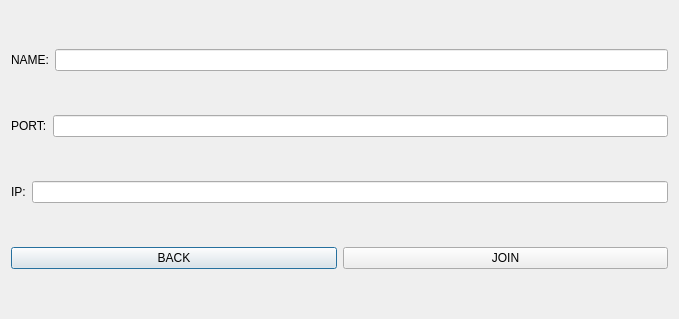
Before: the Qt Designer form MATFWars/join.ui in Divljo31/MATFWars, drawn with Qt 5.
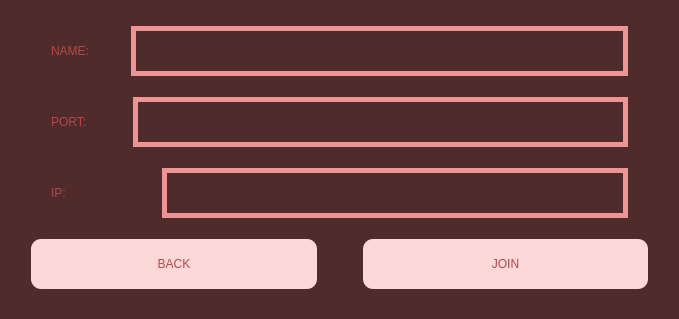
After: the same form once the commit is applied.

What changed in the file:
```diff
--- a/MATFWars/join.ui
+++ b/MATFWars/join.ui
@@ -13,65 +13,355 @@
   <property name="windowTitle">
    <string>MATFWars</string>
   </property>
+  <property name="styleSheet">
+   <string notr="true">background-color: rgb(79, 43, 43);</string>
+  </property>
   <layout class="QVBoxLayout" name="verticalLayout">
    <item>
     <layout class="QHBoxLayout" name="horizontalLayout">
+     <item>
+      <spacer name="horizontalSpacer">
+       <property name="orientation">
+        <enum>Qt::Horizontal</enum>
+       </property>
+       <property name="sizeType">
+        <enum>QSizePolicy::Fixed</enum>
+       </property>
+       <property name="sizeHint" stdset="0">
+        <size>
+         <width>40</width>
+         <height>20</height>
+        </size>
+       </property>
+      </spacer>
+     </item>
      <item>
       <widget class="QLabel" name="name_label">
+       <property name="styleSheet">
+        <string notr="true">font: 600 20pt &quot;URW Bookman&quot;;
+color: rgb(180, 72, 72);</string>
+       </property>
        <property name="text">
         <string>NAME:</string>
        </property>
       </widget>
      </item>
      <item>
-      <widget class="QLineEdit" name="name_lineEdit"/>
+      <spacer name="horizontalSpacer_2">
+       <property name="orientation">
+        <enum>Qt::Horizontal</enum>
+       </property>
+       <property name="sizeType">
+        <enum>QSizePolicy::Fixed</enum>
+       </property>
+       <property name="sizeHint" stdset="0">
+        <size>
+         <width>36</width>
+         <height>20</height>
+        </size>
+       </property>
+      </spacer>
+     </item>
+     <item>
+      <widget class="QLineEdit" name="name_lineEdit">
+       <property name="minimumSize">
+        <size>
+         <width>30</width>
+         <height>50</height>
+        </size>
+       </property>
+       <property name="styleSheet">
+        <string notr="true">border:5px solid;
+border-color: rgb(238, 148, 148);</string>
+       </property>
+      </widget>
+     </item>
+     <item>
+      <spacer name="horizontalSpacer_3">
+       <property name="orientation">
+        <enum>Qt::Horizontal</enum>
+       </property>
+       <property name="sizeType">
+        <enum>QSizePolicy::Fixed</enum>
+       </property>
+       <property name="sizeHint" stdset="0">
+        <size>
+         <width>40</width>
+         <height>20</height>
+        </size>
+       </property>
+      </spacer>
      </item>
     </layout>
    </item>
    <item>
     <layout class="QHBoxLayout" name="horizontalLayout_2">
+     <item>
+      <spacer name="horizontalSpacer_4">
+       <property name="orientation">
+        <enum>Qt::Horizontal</enum>
+       </property>
+       <property name="sizeType">
+        <enum>QSizePolicy::Fixed</enum>
+       </property>
+       <property name="sizeHint" stdset="0">
+        <size>
+         <width>40</width>
+         <height>20</height>
+        </size>
+       </property>
+      </spacer>
+     </item>
      <item>
       <widget class="QLabel" name="port_label">
+       <property name="styleSheet">
+        <string notr="true">font: 600 20pt &quot;URW Bookman&quot;;
+color: rgb(180, 72, 72);
+</string>
+       </property>
        <property name="text">
         <string>PORT:</string>
        </property>
       </widget>
      </item>
      <item>
-      <widget class="QLineEdit" name="port_lineEdit"/>
+      <spacer name="horizontalSpacer_5">
+       <property name="orientation">
+        <enum>Qt::Horizontal</enum>
+       </property>
+       <property name="sizeType">
+        <enum>QSizePolicy::Fixed</enum>
+       </property>
+       <property name="sizeHint" stdset="0">
+        <size>
+         <width>40</width>
+         <height>20</height>
+        </size>
+       </property>
+      </spacer>
+     </item>
+     <item>
+      <widget class="QLineEdit" name="port_lineEdit">
+       <property name="minimumSize">
+        <size>
+         <width>30</width>
+         <height>50</height>
+        </size>
+       </property>
+       <property name="styleSheet">
+        <string notr="true">border:5px solid;
+border-color: rgb(238, 148, 148);</string>
+       </property>
+      </widget>
+     </item>
+     <item>
+      <spacer name="horizontalSpacer_6">
+       <property name="orientation">
+        <enum>Qt::Horizontal</enum>
+       </property>
+       <property name="sizeType">
+        <enum>QSizePolicy::Fixed</enum>
+       </property>
+       <property name="sizeHint" stdset="0">
+        <size>
+         <width>40</width>
+         <height>20</height>
+        </size>
+       </property>
+      </spacer>
      </item>
     </layout>
    </item>
    <item>
     <layout class="QHBoxLayout" name="horizontalLayout_3">
+     <item>
+      <spacer name="horizontalSpacer_7">
+       <property name="orientation">
+        <enum>Qt::Horizontal</enum>
+       </property>
+       <property name="sizeType">
+        <enum>QSizePolicy::Fixed</enum>
+       </property>
+       <property name="sizeHint" stdset="0">
+        <size>
+         <width>40</width>
+         <height>20</height>
+        </size>
+       </property>
+      </spacer>
+     </item>
      <item>
       <widget class="QLabel" name="ip_label">
+       <property name="styleSheet">
+        <string notr="true">font: 600 20pt &quot;URW Bookman&quot;;
+color: rgb(180, 72, 72);
+</string>
+       </property>
        <property name="text">
         <string>IP:</string>
        </property>
       </widget>
      </item>
      <item>
-      <widget class="QLineEdit" name="ip_lineEdit"/>
+      <spacer name="horizontalSpacer_8">
+       <property name="orientation">
+        <enum>Qt::Horizontal</enum>
+       </property>
+       <property name="sizeType">
+        <enum>QSizePolicy::Fixed</enum>
+       </property>
+       <property name="sizeHint" stdset="0">
+        <size>
+         <width>90</width>
+         <height>20</height>
+        </size>
+       </property>
+      </spacer>
+     </item>
+     <item>
+      <widget class="QLineEdit" name="ip_lineEdit">
+       <property name="minimumSize">
+        <size>
+         <width>30</width>
+         <height>50</height>
+        </size>
+       </property>
+       <property name="styleSheet">
+        <string notr="true">border:5px solid;
+border-color: rgb(238, 148, 148);</string>
+       </property>
+      </widget>
+     </item>
+     <item>
+      <spacer name="horizontalSpacer_9">
+       <property name="orientation">
+        <enum>Qt::Horizontal</enum>
+       </property>
+       <property name="sizeType">
+        <enum>QSizePolicy::Fixed</enum>
+       </property>
+       <property name="sizeHint" stdset="0">
+        <size>
+         <width>40</width>
+         <height>20</height>
+        </size>
+       </property>
+      </spacer>
      </item>
     </layout>
    </item>
    <item>
     <layout class="QHBoxLayout" name="horizontalLayout_4">
+     <item>
+      <spacer name="horizontalSpacer_10">
+       <property name="orientation">
+        <enum>Qt::Horizontal</enum>
+       </property>
+       <property name="sizeType">
+        <enum>QSizePolicy::Fixed</enum>
+       </property>
+       <property name="sizeHint" stdset="0">
+        <size>
+         <width>20</width>
+         <height>20</height>
+        </size>
+       </property>
+      </spacer>
+     </item>
      <item>
       <widget class="QPushButton" name="back_pop2_button">
+       <property name="sizePolicy">
+        <sizepolicy hsizetype="Expanding" vsizetype="Expanding">
+         <horstretch>3</horstretch>
+         <verstretch>3</verstretch>
+        </sizepolicy>
+       </property>
+       <property name="minimumSize">
+        <size>
+         <width>30</width>
+         <height>50</height>
+        </size>
+       </property>
+       <property name="maximumSize">
+        <size>
+         <width>300</width>
+         <height>50</height>
+        </size>
+       </property>
+       <property name="styleSheet">
+        <string notr="true">color:rgb(180, 72, 72);
+font: 600 25pt &quot;URW Bookman&quot;;
+background-color: rgb(253, 216, 216);
+border-radius:10px;</string>
+       </property>
        <property name="text">
         <string>BACK</string>
        </property>
       </widget>
      </item>
+     <item>
+      <spacer name="horizontalSpacer_11">
+       <property name="orientation">
+        <enum>Qt::Horizontal</enum>
+       </property>
+       <property name="sizeType">
+        <enum>QSizePolicy::Fixed</enum>
+       </property>
+       <property name="sizeHint" stdset="0">
+        <size>
+         <width>40</width>
+         <height>20</height>
+        </size>
+       </property>
+      </spacer>
+     </item>
      <item>
       <widget class="QPushButton" name="join_pop2_button">
+       <property name="sizePolicy">
+        <sizepolicy hsizetype="Expanding" vsizetype="Expanding">
+         <horstretch>3</horstretch>
+         <verstretch>3</verstretch>
+        </sizepolicy>
+       </property>
+       <property name="minimumSize">
+        <size>
+         <width>30</width>
+         <height>50</height>
+        </size>
+       </property>
+       <property name="maximumSize">
+        <size>
+         <width>300</width>
+         <height>50</height>
+        </size>
+       </property>
+       <property name="styleSheet">
+        <string notr="true">color:rgb(180, 72, 72);
+font: 600 25pt &quot;URW Bookman&quot;;
+background-color: rgb(253, 216, 216);
+border-radius:10px;</string>
+       </property>
        <property name="text">
         <string>JOIN</string>
        </property>
       </widget>
      </item>
+     <item>
+      <spacer name="horizontalSpacer_12">
+       <property name="orientation">
+        <enum>Qt::Horizontal</enum>
+       </property>
+       <property name="sizeType">
+        <enum>QSizePolicy::Fixed</enum>
+       </property>
+       <property name="sizeHint" stdset="0">
+        <size>
+         <width>20</width>
+         <height>20</height>
+        </size>
+       </property>
+      </spacer>
+     </item>
     </layout>
    </item>
   </layout>
```
